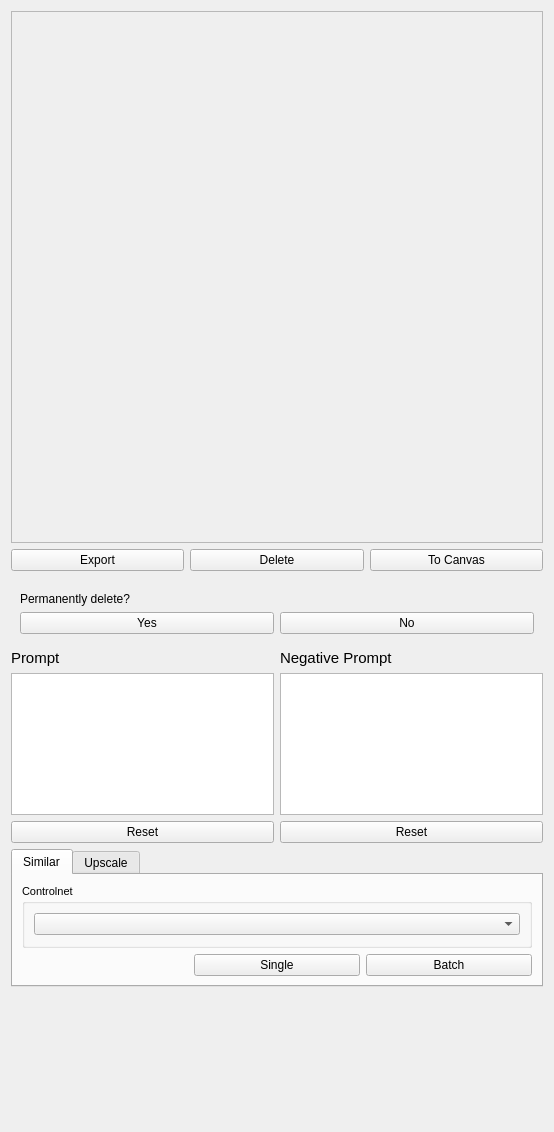
Above: src/airunner/widgets/canvas_plus/templates/standard_image_widget.ui from Capsize-Games/airunner before the change. Below: the same form after it.
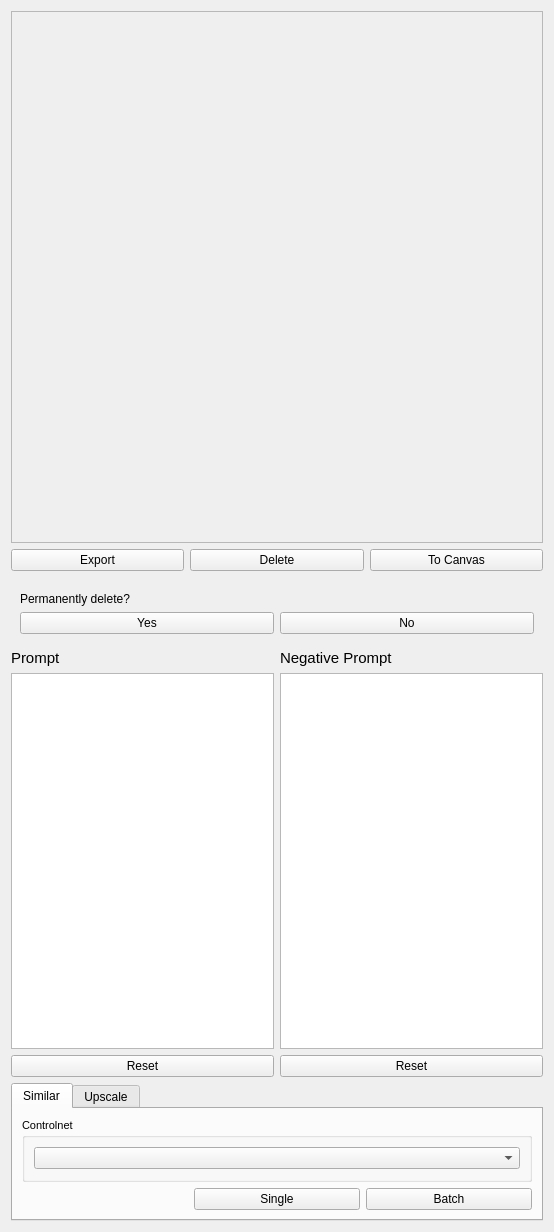
That is the form after the change. Custom widgets are drawn as their Qt base class.

Commit message: Removes batch display from standard image widget

Patch:
```diff
--- a/src/airunner/widgets/canvas_plus/templates/standard_image_widget.ui
+++ b/src/airunner/widgets/canvas_plus/templates/standard_image_widget.ui
@@ -7,7 +7,7 @@
     <x>0</x>
     <y>0</y>
     <width>552</width>
-    <height>1132</height>
+    <height>1232</height>
    </rect>
   </property>
   <property name="maximumSize">
@@ -20,19 +20,6 @@
    <string>Form</string>
   </property>
   <layout class="QGridLayout" name="gridLayout_2">
-   <item row="5" column="0">
-    <spacer name="verticalSpacer_2">
-     <property name="orientation">
-      <enum>Qt::Vertical</enum>
-     </property>
-     <property name="sizeHint" stdset="0">
-      <size>
-       <width>20</width>
-       <height>40</height>
-      </size>
-     </property>
-    </spacer>
-   </item>
    <item row="1" column="0">
     <widget class="QTabWidget" name="tabWidget">
      <property name="sizePolicy">
@@ -206,20 +193,6 @@
      </widget>
     </widget>
    </item>
-   <item row="3" column="0">
-    <widget class="QWidget" name="batch_container" native="true">
-     <property name="minimumSize">
-      <size>
-       <width>0</width>
-       <height>128</height>
-      </size>
-     </property>
-     <property name="styleSheet">
-      <string notr="true"/>
-     </property>
-     <layout class="QHBoxLayout" name="horizontalLayout_2"/>
-    </widget>
-   </item>
    <item row="0" column="0">
     <layout class="QVBoxLayout" name="verticalLayout">
      <item>
```
The commit also changes 2 other files.
